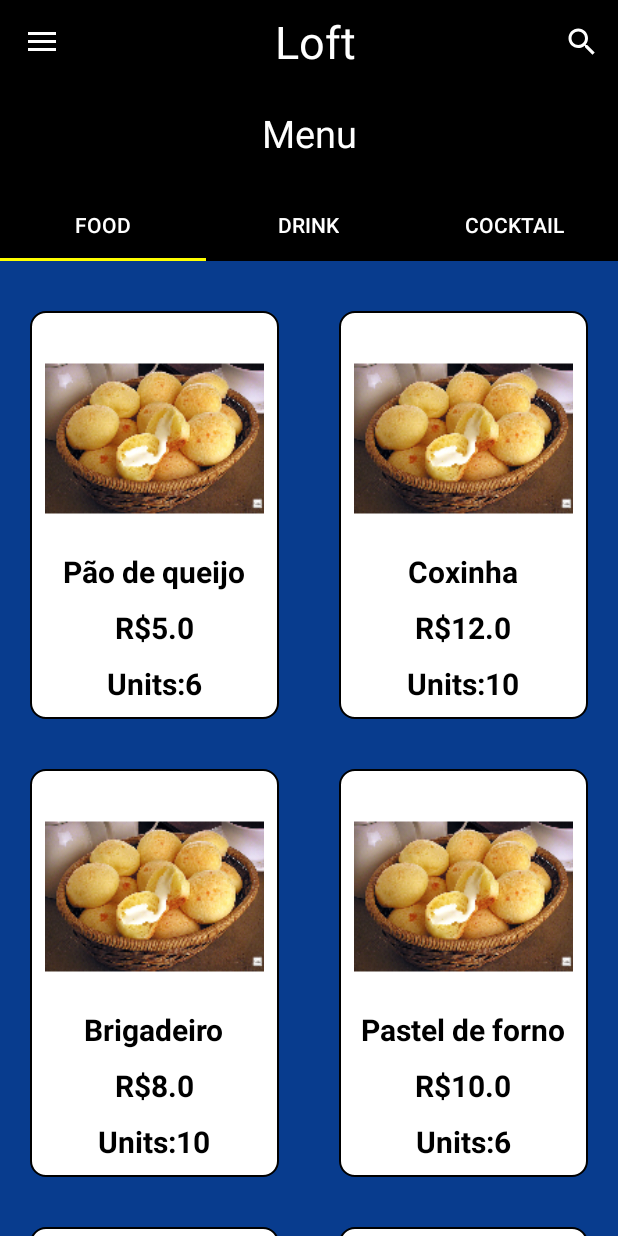
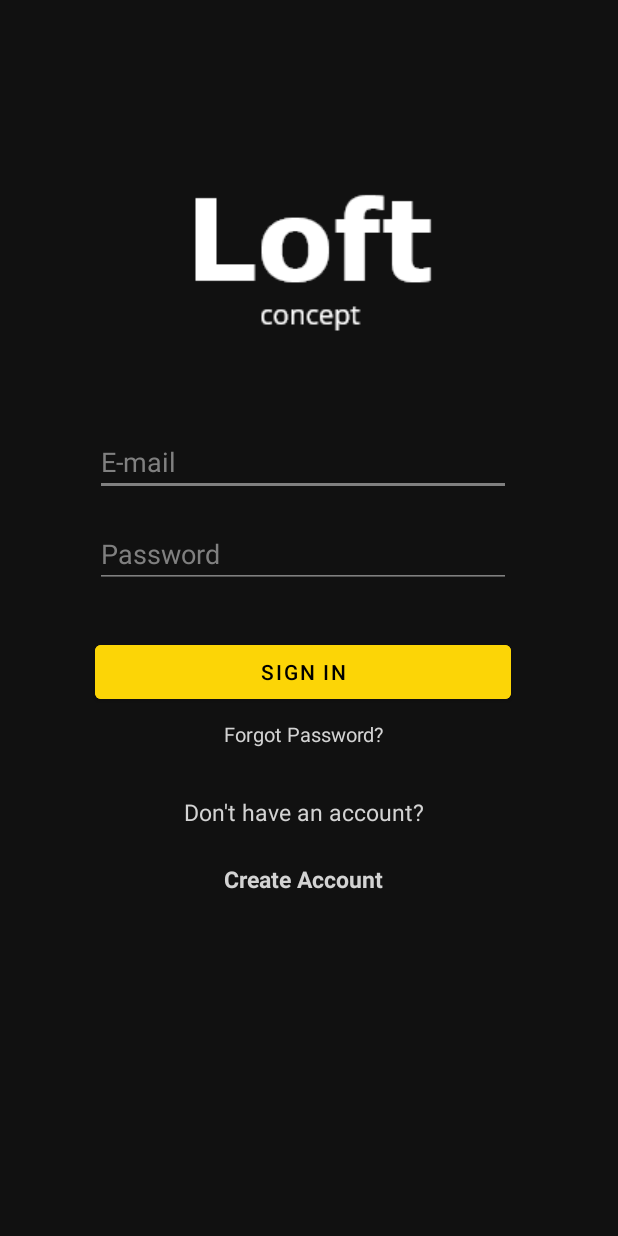
Before and after one commit to deoliveiracharles/loft, an Android app: the screen it shows after launch (MainActivity before the commit, Login after it), on a phone screen of 412 x 824 dp. Run offline under Robolectric (Android 15) with nearby library versions, the phone set to English and light mode, and no system bars.

Commit message:
Login and CreateAccount activities + start material integration

```diff
--- a/app/build.gradle
+++ b/app/build.gradle
@@ -24,7 +24,7 @@ android {
 
 dependencies {
     implementation fileTree(dir: 'libs', include: ['*.jar'])
-    implementation"org.jetbrains.kotlin:kotlin-stdlib-jdk7:$kotlin_version"
+    implementation "org.jetbrains.kotlin:kotlin-stdlib-jdk7:$kotlin_version"
     implementation 'com.android.support:appcompat-v7:28.0.0'
     implementation 'com.android.support:support-v4:28.0.0'
     implementation 'com.android.support:design:28.0.0'
--- /dev/null
+++ b/app/src/main/java/br/ufrpe/loftapp2/credentials/Login.kt
@@ -0,0 +1,27 @@
+package br.ufrpe.loftapp2.credentials
+
+import android.content.Intent
+import android.support.v7.app.AppCompatActivity
+import android.os.Bundle
+import android.view.View
+import android.widget.Button
+import br.ufrpe.loftapp2.MainActivity
+import br.ufrpe.loftapp2.R
+
+class Login : AppCompatActivity() {
+
+    override fun onCreate(savedInstanceState: Bundle?) {
+        super.onCreate(savedInstanceState)
+        setContentView(R.layout.activity_login)
+    }
+
+    fun click(v : View) {
+        val intent = Intent(this, CreateAccount::class.java )
+        startActivity(intent)
+    }
+
+    fun bttnClick(v: View){
+        val intent = Intent(this, MainActivity::class.java )
+        startActivity(intent)
+    }
+}
--- /dev/null
+++ b/app/src/main/res/layout/activity_login.xml
@@ -0,0 +1,98 @@
+<?xml version="1.0" encoding="utf-8"?>
+<android.support.constraint.ConstraintLayout
+        xmlns:android="http://schemas.android.com/apk/res/android"
+        xmlns:tools="http://schemas.android.com/tools"
+        xmlns:app="http://schemas.android.com/apk/res-auto"
+        android:layout_width="match_parent"
+        android:layout_height="match_parent"
+        tools:context=".credentials.Login"
+        android:background="@color/colorBackground">
+
+    <ImageView
+            android:layout_width="wrap_content"
+            android:layout_height="wrap_content"
+            android:src="@drawable/loft"
+            android:contentDescription="@string/app_name"
+            app:layout_constraintStart_toStartOf="parent" app:layout_constraintTop_toTopOf="parent"
+            android:layout_marginEnd="32dp" app:layout_constraintEnd_toEndOf="parent"
+            android:layout_marginStart="32dp" android:layout_marginTop="112dp" android:id="@+id/imageView"/>
+    <EditText
+            android:layout_width="wrap_content"
+            android:layout_height="wrap_content"
+            android:inputType="textEmailAddress"
+            android:ems="13"
+            app:layout_constraintStart_toStartOf="@+id/imageView"
+            app:layout_constraintEnd_toEndOf="@+id/imageView" android:id="@+id/emailField"
+            android:layout_marginTop="64dp"
+            app:layout_constraintTop_toBottomOf="@+id/imageView"
+            android:textColorHint="@color/colorHint"
+            android:backgroundTint="@color/colorHint"
+            android:hint="@string/Email" style="@style/Widget.AppCompat.EditText" android:singleLine="true"
+            android:textColor="@color/colorFont" android:layout_marginEnd="9dp"/>
+    <EditText
+            android:layout_width="0dp"
+            android:layout_height="wrap_content"
+            android:inputType="textPassword"
+            android:ems="10"
+            app:layout_constraintStart_toStartOf="@+id/emailField"
+            app:layout_constraintEnd_toEndOf="@+id/emailField" android:id="@+id/passwordField" android:layout_marginTop="16dp"
+            app:layout_constraintTop_toBottomOf="@+id/emailField"
+            android:textColorHint="@color/colorHint"
+            android:backgroundTint="@color/colorHint"
+            android:hint="@string/Password" style="@style/Widget.AppCompat.EditText" android:singleLine="true"
+            android:textColor="@color/colorFont"/>
+    <Button
+            android:text="@string/SignIn"
+            android:onClick="bttnClick"
+            android:layout_width="0dp"
+            android:layout_height="wrap_content"
+            android:backgroundTint="@color/loftYellow"
+            app:layout_constraintStart_toStartOf="@+id/passwordField" app:layout_constraintEnd_toEndOf="@+id/passwordField"
+            android:id="@+id/signInButton" android:layout_marginTop="32dp"
+            app:layout_constraintTop_toBottomOf="@+id/passwordField"/>
+    <TextView
+            android:clickable="true"
+            android:layout_width="wrap_content"
+            android:layout_height="wrap_content"
+            android:inputType="textPersonName"
+            android:text="@string/forgotPassword"
+            android:textColor="@color/colorFont"
+            android:textAlignment="center"
+            android:textSize="6pt"
+            android:ems="9"
+            app:layout_constraintStart_toStartOf="@+id/signInButton"
+            app:layout_constraintEnd_toEndOf="@+id/signInButton" android:id="@+id/recoverPasswordLink"
+            android:layout_marginTop="8dp"
+            app:layout_constraintTop_toBottomOf="@+id/signInButton"/>
+    <TextView
+            android:layout_height="wrap_content"
+            android:inputType="textPersonName"
+            android:text="Don't have an account?"
+            android:textColor="@color/colorFont"
+            android:textAlignment="center"
+            android:textSize="7pt"
+            android:ems="10"
+            app:layout_constraintStart_toStartOf="@+id/recoverPasswordLink"
+            app:layout_constraintEnd_toEndOf="@+id/recoverPasswordLink" android:id="@+id/editText6"
+            android:layout_marginTop="32dp"
+            app:layout_constraintTop_toBottomOf="@+id/recoverPasswordLink" android:layout_width="wrap_content"
+    />
+    <TextView
+            android:clickable="true"
+            android:onClick="click"
+            android:layout_width="wrap_content"
+            android:layout_height="wrap_content"
+            android:inputType="textPersonName"
+            android:text="Create Account"
+            android:textColor="@color/colorFont"
+            android:textAlignment="center"
+            android:textStyle="bold"
+            android:textSize="7pt"
+            android:ems="10"
+            app:layout_constraintStart_toStartOf="@+id/editText6" app:layout_constraintBottom_toBottomOf="parent"
+            app:layout_constraintEnd_toEndOf="@+id/editText6" android:id="@+id/editText7"
+            app:layout_constraintTop_toBottomOf="@+id/editText6"
+            app:layout_constraintVertical_bias="0.1" android:layout_marginBottom="16dp"
+    />
+
+</android.support.constraint.ConstraintLayout>
--- a/app/src/main/res/values/colors.xml
+++ b/app/src/main/res/values/colors.xml
@@ -11,4 +11,9 @@
     <color name="textColor">#000000</color>
     <color name="pressBtn">#ffff00</color>
     <color name="loftSoftDark">#303030</color>
+    <!--added -->
+    <color name="colorBackground">#111111</color>
+    <color name="colorHint">#808080</color>
+    <color name="colorFont">#d3d3d3</color>
+    <color name="loftYellow">#fcd506</color>
 </resources>
--- a/app/src/main/res/values/strings.xml
+++ b/app/src/main/res/values/strings.xml
@@ -25,4 +25,14 @@
     <string name="wantDelete">Do you want to delete?</string>
     <string name="Yes">Yes</string>
     <string name="No">No</string>
+
+    <!-- credentials -->
+    <string name="Email">E-mail</string>
+    <string name="Password">Password</string>
+    <string name="SignIn">Sign In</string>
+    <string name="forgotPassword">Forgot Password?</string>
+    <string name="phoneNumber">Phone Number</string>
+    <string name="name">Name</string>
+    <string name="createAccount">Create Account</string>
+
 </resources>
--- a/app/src/main/res/values/styles.xml
+++ b/app/src/main/res/values/styles.xml
@@ -1,11 +1,11 @@
 <resources>
 
     <!-- Base application theme. -->
-    <style name="AppTheme" parent="Theme.AppCompat.Light.DarkActionBar">
+    <style name="AppTheme" parent="Theme.MaterialComponents">
         <!-- Customize your theme here. -->
         <item name="colorPrimary">@color/colorPrimary</item>
         <item name="colorPrimaryDark">@color/colorPrimaryDark</item>
-        <item name="colorAccent">@color/colorAccent</item>
+        <item name="colorAccent">@color/loftYellow</item>
     </style>
     <style name="AppTheme.NoActionBar">
         <item name="windowActionBar">false</item>
```
Also changed, not shown: app/src/main/AndroidManifest.xml (+11 -5 lines), app/src/main/java/br/ufrpe/loftapp2/credentials/CreateAccount.kt (added, +13 -0 lines), app/src/main/res/layout/activity_create_account.xml (added, +112 -0 lines), app/src/main/res/drawable/loft.png (added), 1 other file.
